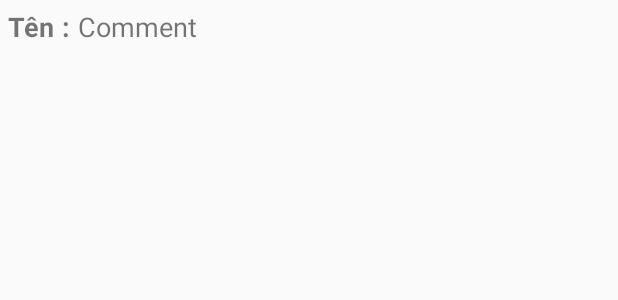
After one commit to vuvuong3101/Hackathon3-TravelApp, an Android app: the layout item_comment.xml on its own in the app's theme, with its tools: preview values and no code run, on a phone screen of 412 x 824 dp. The commit adds this screen. Shown: the top 300 px of the screen. Run offline under Robolectric (Android 15) with nearby library versions, the phone set to English and light mode, and no system bars.

Commit message:
comment, chưa verify

```diff
--- a/app/src/main/res/layout/fragment_upload_image.xml
+++ b/app/src/main/res/layout/fragment_upload_image.xml
@@ -7,7 +7,7 @@
     android:background="@color/colorPrimary"
     android:clickable="true"
     android:orientation="vertical"
-    android:visibility="visible">
+    android:visibility="invisible">
 
     <android.support.design.widget.AppBarLayout
         android:id="@+id/appbar"
--- /dev/null
+++ b/app/src/main/res/layout/item_comment.xml
@@ -0,0 +1,30 @@
+<?xml version="1.0" encoding="utf-8"?>
+<LinearLayout xmlns:android="http://schemas.android.com/apk/res/android"
+    android:orientation="horizontal" android:layout_width="match_parent"
+    android:layout_height="50dp">
+    <TextView
+        android:id="@+id/tv_name"
+        android:layout_width="wrap_content"
+        android:layout_height="wrap_content"
+        android:text="Tên"
+        android:textSize="18sp"
+        android:textStyle="bold"
+        android:layout_marginLeft="5dp"
+        android:layout_marginTop="5dp"/>
+    <TextView
+        android:layout_width="wrap_content"
+        android:layout_height="wrap_content"
+        android:text=":"
+        android:textSize="18sp"
+        android:textStyle="bold"
+        android:layout_marginLeft="5dp"
+        android:layout_marginTop="5dp"/>
+    <TextView
+        android:id="@+id/tv_sentence"
+        android:layout_width="wrap_content"
+        android:layout_height="wrap_content"
+        android:text="Comment"
+        android:textSize="18sp"
+        android:layout_marginLeft="5dp"
+        android:layout_marginTop="5dp"/>
+</LinearLayout>
```
Also changed, not shown: app/src/main/java/vu/travelapp/activities/LoginActivity.java (+8 -1 lines), app/src/main/java/vu/travelapp/adapter/AdapterCommentFragment.java (added, +79 -0 lines), app/src/main/java/vu/travelapp/adapter/AdapterHomeFragment.java (+15 -21 lines), app/src/main/java/vu/travelapp/fragments/CommentFragment.java (+91 -8 lines), app/src/main/java/vu/travelapp/networks/comment/CommentService.java (added, +14 -0 lines), app/src/main/java/vu/travelapp/networks/comment/RequestCommentJSON.java (added, +31 -0 lines), app/src/main/java/vu/travelapp/networks/comment/ResponseCommentJSON.java (added, +21 -0 lines), app/src/main/java/vu/travelapp/networks/comment/comment.java (added, +31 -0 lines), app/src/main/res/layout/fragment_comment.xml (+15 -11 lines), 17 other files.
